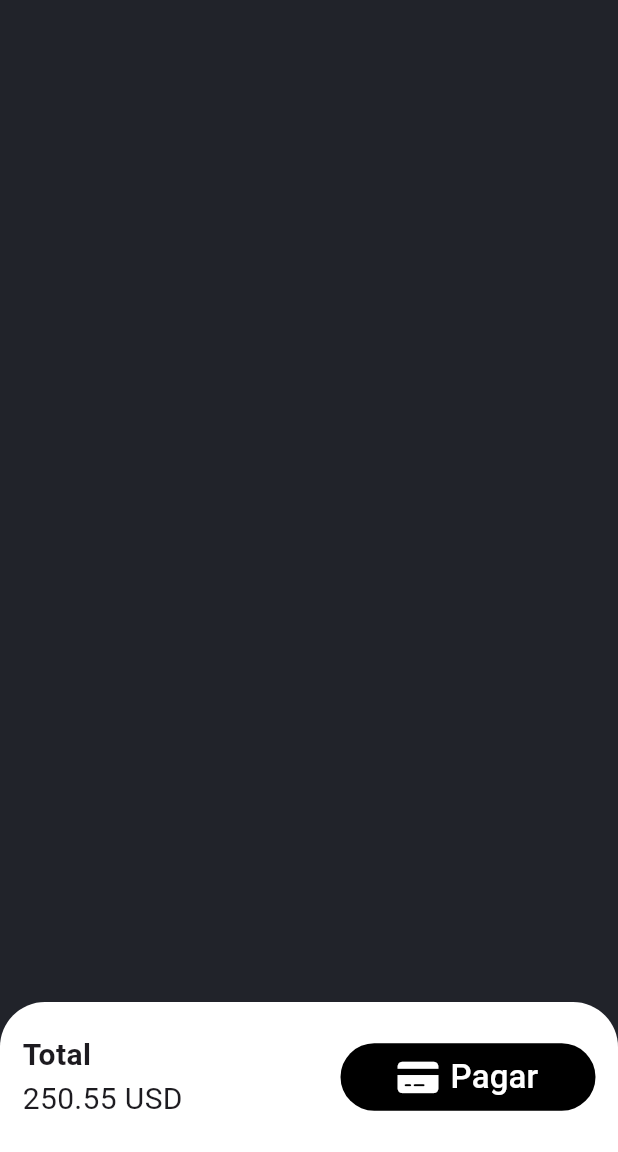
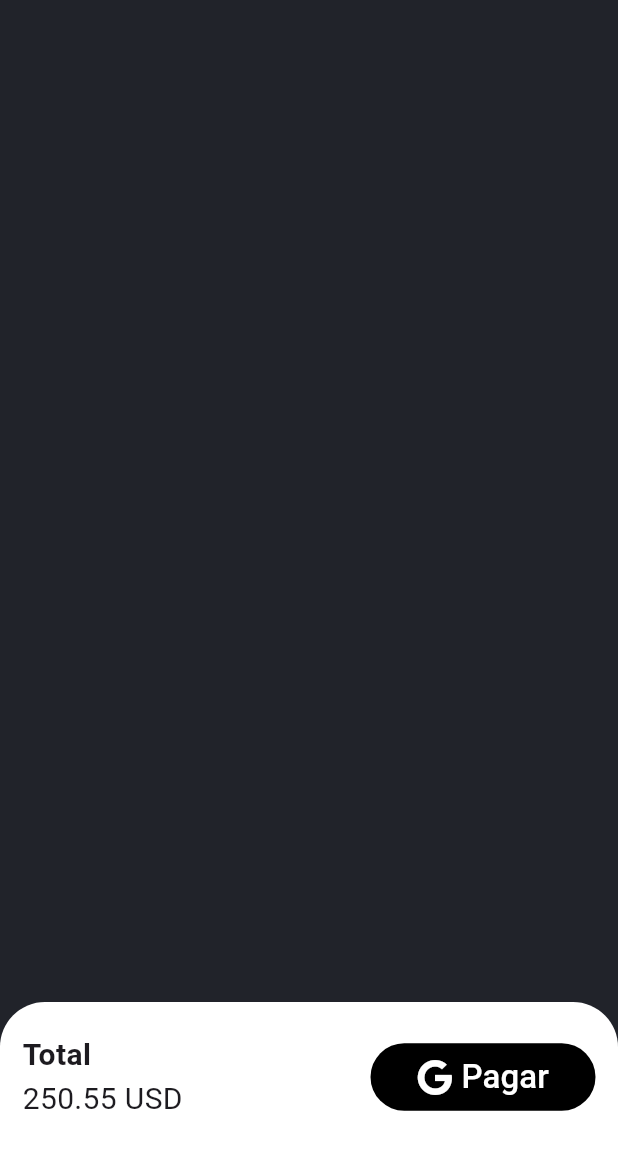
Before and after one commit to fgomezgr81/stripe, a Flutter app: the screen it shows after launch, after a tap on the "add" icon, on a phone screen of 412 x 824 dp, the part 84-1236 px from its top. Run offline on Flutter 3.47's test engine with Material 3 defaults, Android fonts, the phone set to English and light mode, and no system bars; our stand-ins replace equatable, flutter_bloc, flutter_credit_card, font_awesome_flutter.

Commit message:
cambios varios

```diff
--- a/lib/pagos/bloc/pagar/pagar_bloc.dart
+++ b/lib/pagos/bloc/pagar/pagar_bloc.dart
@@ -9,11 +9,11 @@ part 'pagar_event.dart';
 part 'pagar_state.dart';
 
 class PagarBloc extends Bloc<PagarEvent, PagarState> {
-  PagarBloc() : super( PagarState()) {
+  PagarBloc() : super(const PagarState()) {
 
     on<OnSelectTarjeta>(
       (event, emit) => emit(
-        state.copyWith(tarjetaActiva: true, tarjeta: event.tarjeta),
+        state.copyWith(tarjetaActiva: event.isTarjeta, tarjeta: event.tarjeta),
       ),
     );
     on<OnDesactivarTarjeta>(
--- a/lib/pagos/bloc/pagar/pagar_event.dart
+++ b/lib/pagos/bloc/pagar/pagar_event.dart
@@ -8,7 +8,11 @@ sealed class PagarEvent extends Equatable {
 
 class OnSelectTarjeta extends PagarEvent{
   final TarjetaCredito tarjeta;
- const OnSelectTarjeta(this.tarjeta);
+  final bool isTarjeta;
+
+ const OnSelectTarjeta({
+  required this.isTarjeta,
+  required this.tarjeta});
 }
 
 class OnDesactivarTarjeta extends PagarEvent{}
--- a/lib/pagos/bloc/pagar/pagar_state.dart
+++ b/lib/pagos/bloc/pagar/pagar_state.dart
@@ -9,7 +9,7 @@ class PagarState extends Equatable {
   const PagarState(
       {this.montoPagar = 375.66,
       this.moneda = 'MX',
-      this.tarjetaActiva = true,
+      this.tarjetaActiva = false,
       this.tarjeta});
 
   PagarState copyWith({
--- a/lib/pagos/helpers/navegar_fadein.dart
+++ b/lib/pagos/helpers/navegar_fadein.dart
@@ -4,7 +4,7 @@ Route navegarFadeIn( BuildContext context, Widget page ) {
 
   return PageRouteBuilder(
     pageBuilder: ( _, __ , ___ ) => page,
-    transitionDuration: Duration( milliseconds: 300 ),
+    transitionDuration:const Duration( milliseconds: 300 ),
     transitionsBuilder: ( context, animation, _, child ) {
 
       return FadeTransition(
--- a/lib/pagos/pages/home_page.dart
+++ b/lib/pagos/pages/home_page.dart
@@ -22,7 +22,7 @@ class HomePage extends StatelessWidget {
         actions: [
           IconButton(onPressed: (){
 
-          }, icon: Icon(Icons.add)),
+          }, icon:const Icon(Icons.add)),
         ],
       ),
       body: Stack(
@@ -54,9 +54,8 @@ class HomePage extends StatelessWidget {
                   ),
                 ),
                 onTap: (){
-                  final selectTarjeta =BlocProvider.of<PagarBloc>(context);
-                  selectTarjeta.add(OnSelectTarjeta(tarjeta));
-                  Navigator.push(context, navegarFadeIn(context,  TarjetaPage(tarjeta: tarjeta,)));
+                  context.read<PagarBloc>().add(OnSelectTarjeta(isTarjeta: true, tarjeta: tarjeta));
+                  Navigator.push(context, navegarFadeIn(context,  TarjetaPage()));
                 },
               );
             }),
```
Also changed, not shown: lib/pagos/pages/tarjeta_page.dart (+4 -4 lines).
